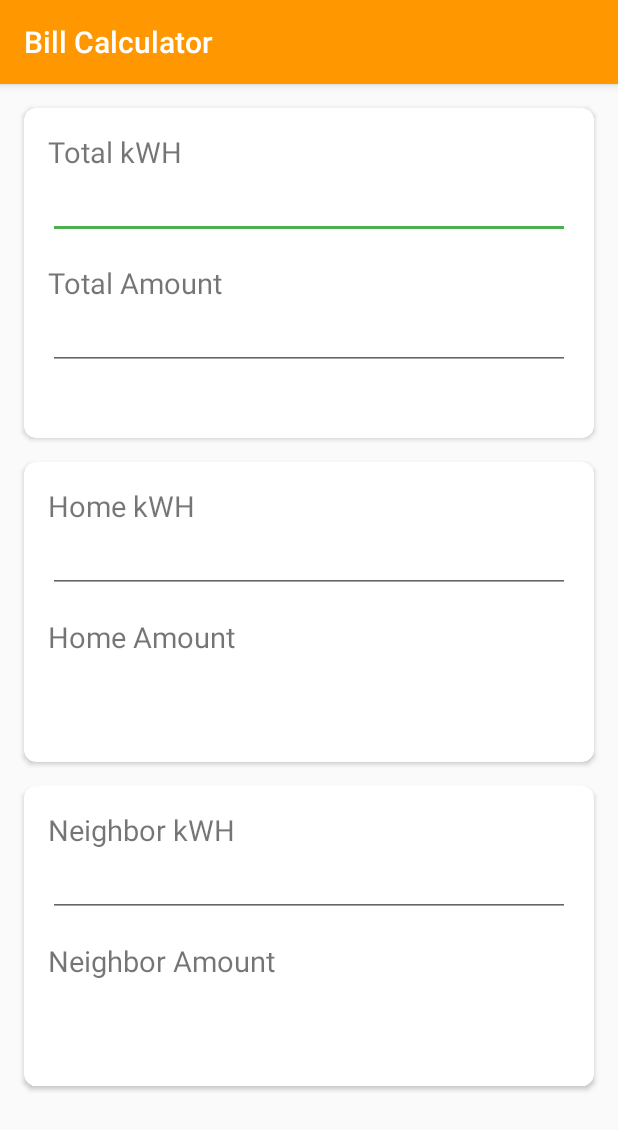
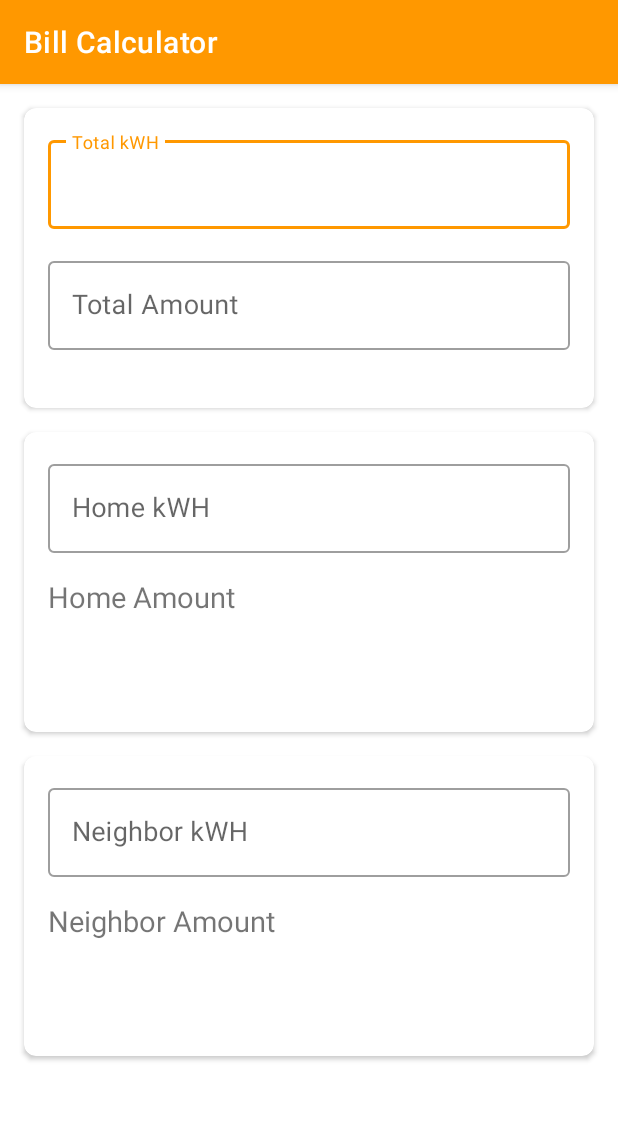
Before and after one commit to jomartigcal/tigcal-utils, an Android app: the BillCalcActivity screen opened directly, with no data from a screen before it, on a phone screen of 412 x 824 dp. Shown: the top 1130 px of the screen. Run offline under Robolectric (Android 15) with nearby library versions, the phone set to English and light mode, and no system bars.

Commit message:
Using Material Components for the project

```diff
--- a/app/build.gradle
+++ b/app/build.gradle
@@ -39,11 +39,11 @@ dependencies {
 
     implementation 'androidx.appcompat:appcompat:1.0.2'
     implementation 'androidx.cardview:cardview:1.0.0'
-    implementation 'com.google.android.material:material:1.0.0'
     implementation 'androidx.media:media:1.0.1'
     implementation 'androidx.legacy:legacy-support-v4:1.0.0'
+    implementation 'androidx.constraintlayout:constraintlayout:1.1.3'
 
-    implementation 'androidx.constraintlayout:constraintlayout:1.1.3'
+    implementation 'com.google.android.material:material:1.0.0'
 
     implementation 'com.google.firebase:firebase-core:16.0.8'
 
--- a/app/src/main/res/layout/layout_main.xml
+++ b/app/src/main/res/layout/layout_main.xml
@@ -12,10 +12,10 @@
 
         <androidx.cardview.widget.CardView
             android:layout_width="match_parent"
-            android:layout_height="220dp"
+            android:layout_height="200dp"
             android:layout_marginLeft="@dimen/activity_horizontal_margin"
+            android:layout_marginTop="@dimen/activity_vertical_margin"
             android:layout_marginRight="@dimen/activity_horizontal_margin"
-            android:layout_marginTop="@dimen/activity_vertical_margin"
             card_view:cardCornerRadius="8dp">
 
             <RelativeLayout
@@ -23,37 +23,41 @@
                 android:layout_height="wrap_content"
                 android:layout_margin="@dimen/activity_horizontal_margin">
 
-                <TextView
-                    android:id="@+id/total_kwh_label"
-                    android:layout_width="wrap_content"
+                <com.google.android.material.textfield.TextInputLayout
+                    android:id="@+id/total_kwh_text_layout"
+                    style="@style/Widget.MaterialComponents.TextInputLayout.OutlinedBox"
+                    android:layout_width="match_parent"
                     android:layout_height="wrap_content"
-                    android:text="@string/bc_kwh_total"
-                    android:textSize="19sp" />
+                    android:hint="@string/bc_kwh_total"
+                    android:text="@string/bc_kwh_total">
 
-                <EditText
+                    <com.google.android.material.textfield.TextInputEditText
                         android:id="@+id/total_kwh_text"
                         android:layout_width="match_parent"
                         android:layout_height="wrap_content"
-                    android:layout_below="@id/total_kwh_label"
                         android:inputType="number"
-                    android:selectAllOnFocus="true" />
+                        android:selectAllOnFocus="true"
+                        android:textSize="18sp" />
+                </com.google.android.material.textfield.TextInputLayout>
 
-                <TextView
-                    android:id="@+id/total_amount_label"
-                    android:layout_width="wrap_content"
+                <com.google.android.material.textfield.TextInputLayout
+                    android:id="@+id/total_amount_text_layout"
+                    style="@style/Widget.MaterialComponents.TextInputLayout.OutlinedBox"
+                    android:layout_width="match_parent"
                     android:layout_height="wrap_content"
-                    android:layout_below="@id/total_kwh_text"
+                    android:layout_below="@id/total_kwh_text_layout"
                     android:layout_marginTop="@dimen/activity_vertical_margin"
-                    android:text="@string/bc_amount_total"
-                    android:textSize="19sp" />
+                    android:hint="@string/bc_amount_total"
+                    android:text="@string/bc_amount_total">
 
-                <EditText
+                    <com.google.android.material.textfield.TextInputEditText
                         android:id="@+id/total_amount_text"
                         android:layout_width="match_parent"
                         android:layout_height="wrap_content"
-                    android:layout_below="@id/total_amount_label"
                         android:inputType="numberDecimal"
-                    android:selectAllOnFocus="true" />
+                        android:selectAllOnFocus="true"
+                        android:textSize="18sp" />
+                </com.google.android.material.textfield.TextInputLayout>
 
             </RelativeLayout>
         </androidx.cardview.widget.CardView>
@@ -62,8 +66,8 @@
             android:layout_width="match_parent"
             android:layout_height="200dp"
             android:layout_marginLeft="@dimen/activity_horizontal_margin"
+            android:layout_marginTop="@dimen/activity_vertical_margin"
             android:layout_marginRight="@dimen/activity_horizontal_margin"
-            android:layout_marginTop="@dimen/activity_vertical_margin"
             card_view:cardCornerRadius="8dp">
 
             <RelativeLayout
@@ -71,26 +75,28 @@
                 android:layout_height="wrap_content"
                 android:layout_margin="@dimen/activity_horizontal_margin">
 
-                <TextView
-                    android:id="@+id/tigcal_kwh_label"
-                    android:layout_width="wrap_content"
+                <com.google.android.material.textfield.TextInputLayout
+                    android:id="@+id/tigcal_kwh_text_layout"
+                    style="@style/Widget.MaterialComponents.TextInputLayout.OutlinedBox"
+                    android:layout_width="match_parent"
                     android:layout_height="wrap_content"
-                    android:text="@string/bc_kwh_tigcal"
-                    android:textSize="19sp" />
+                    android:hint="@string/bc_kwh_tigcal"
+                    android:text="@string/bc_kwh_tigcal">
 
-                <EditText
+                    <com.google.android.material.textfield.TextInputEditText
                         android:id="@+id/tigcal_kwh_text"
                         android:layout_width="match_parent"
                         android:layout_height="wrap_content"
-                    android:layout_below="@id/tigcal_kwh_label"
                         android:inputType="numberDecimal"
-                    android:selectAllOnFocus="true" />
+                        android:selectAllOnFocus="true"
+                        android:textSize="18sp" />
+                </com.google.android.material.textfield.TextInputLayout>
 
                 <TextView
                     android:id="@+id/tigcal_amount_label"
                     android:layout_width="wrap_content"
                     android:layout_height="wrap_content"
-                    android:layout_below="@id/tigcal_kwh_text"
+                    android:layout_below="@id/tigcal_kwh_text_layout"
                     android:layout_marginTop="@dimen/activity_vertical_margin"
                     android:text="@string/bc_amount_tigcal"
                     android:textSize="19sp" />
@@ -110,10 +116,10 @@
         <androidx.cardview.widget.CardView
             android:layout_width="match_parent"
             android:layout_height="200dp"
+            android:layout_marginLeft="@dimen/activity_horizontal_margin"
+            android:layout_marginTop="@dimen/activity_vertical_margin"
+            android:layout_marginRight="@dimen/activity_horizontal_margin"
             android:layout_marginBottom="@dimen/activity_vertical_margin"
-            android:layout_marginLeft="@dimen/activity_horizontal_margin"
-            android:layout_marginRight="@dimen/activity_horizontal_margin"
-            android:layout_marginTop="@dimen/activity_vertical_margin"
             card_view:cardCornerRadius="8dp">
 
             <RelativeLayout
@@ -121,26 +127,29 @@
                 android:layout_height="wrap_content"
                 android:layout_margin="@dimen/activity_horizontal_margin">
 
-                <TextView
-                    android:id="@+id/neighbor_kwh_label"
-                    android:layout_width="wrap_content"
+
+                <com.google.android.material.textfield.TextInputLayout
+                    android:id="@+id/neighbor_kwh_text_layout"
+                    style="@style/Widget.MaterialComponents.TextInputLayout.OutlinedBox"
+                    android:layout_width="match_parent"
                     android:layout_height="wrap_content"
-                    android:text="@string/bc_kwh_neighbor"
-                    android:textSize="19sp" />
+                    android:hint="@string/bc_kwh_neighbor"
+                    android:text="@string/bc_kwh_neighbor">
 
-                <EditText
+                    <com.google.android.material.textfield.TextInputEditText
                         android:id="@+id/neighbor_kwh_text"
                         android:layout_width="match_parent"
                         android:layout_height="wrap_content"
-                    android:layout_below="@id/neighbor_kwh_label"
                         android:inputType="numberDecimal"
-                    android:selectAllOnFocus="true" />
+                        android:selectAllOnFocus="true"
+                        android:textSize="18sp" />
+                </com.google.android.material.textfield.TextInputLayout>
 
                 <TextView
                     android:id="@+id/neighbor_amount_label"
                     android:layout_width="wrap_content"
                     android:layout_height="wrap_content"
-                    android:layout_below="@id/neighbor_kwh_text"
+                    android:layout_below="@id/neighbor_kwh_text_layout"
                     android:layout_marginTop="@dimen/activity_vertical_margin"
                     android:text="@string/bc_amount_neighbor"
                     android:textSize="19sp" />
--- a/app/src/main/res/values/styles.xml
+++ b/app/src/main/res/values/styles.xml
@@ -1,6 +1,6 @@
 <resources>
 
-    <style name="AppTheme.BillCalc" parent="Theme.AppCompat.Light.DarkActionBar">
+    <style name="AppTheme.BillCalc" parent="Theme.MaterialComponents.Light.DarkActionBar">
         <item name="colorPrimary">@color/bc_primary</item>
         <item name="colorPrimaryDark">@color/bc_primary_dark</item>
         <item name="colorAccent">@color/accent</item>
@@ -13,7 +13,7 @@
         <item name="android:windowBackground">@drawable/bc_launch_screen</item>
     </style>
 
-    <style name="AppTheme.Battery" parent="Theme.AppCompat.Light.DarkActionBar">
+    <style name="AppTheme.Battery" parent="Theme.MaterialComponents.Light.DarkActionBar">
         <item name="colorPrimary">@color/batt_primary</item>
         <item name="colorPrimaryDark">@color/batt_primary_dark</item>
         <item name="colorAccent">@color/accent</item>
@@ -23,7 +23,7 @@
         <item name="android:windowDisablePreview">true</item>
     </style>
 
-    <style name="AppTheme.Flashlight" parent="Theme.AppCompat.Light.DarkActionBar">
+    <style name="AppTheme.Flashlight" parent="Theme.MaterialComponents.Light.DarkActionBar">
         <item name="colorPrimary">@color/fl_primary</item>
         <item name="colorPrimaryDark">@color/fl_primary</item>
         <item name="colorAccent">@color/accent</item>
```
Lines whose indentation alone changed are shown as unchanged.
